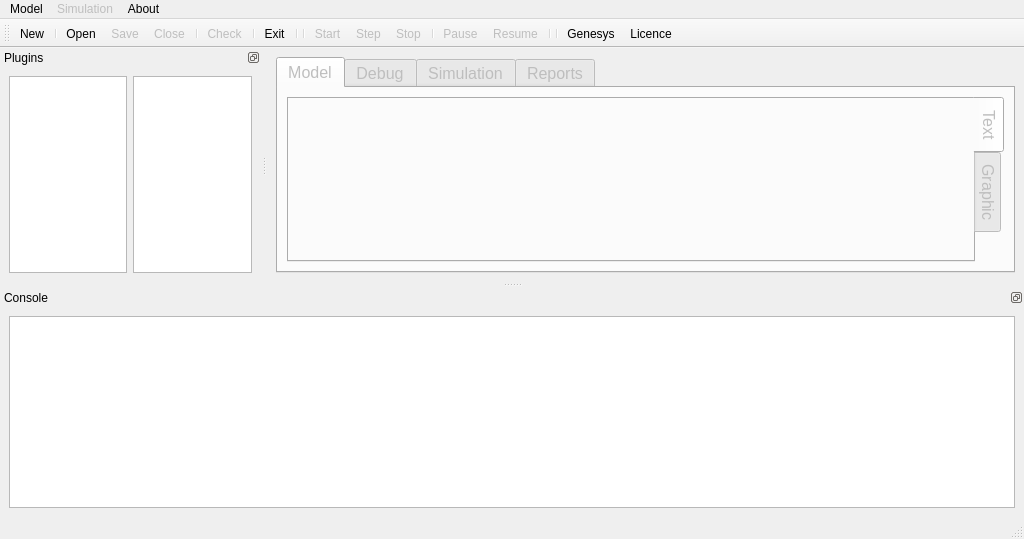
vits-hugs/Genesys-Simulator, file applications/gui/qt/SimpleGUI_QtCreator/SimpleGUI/mainwindow.ui: the form before one commit.
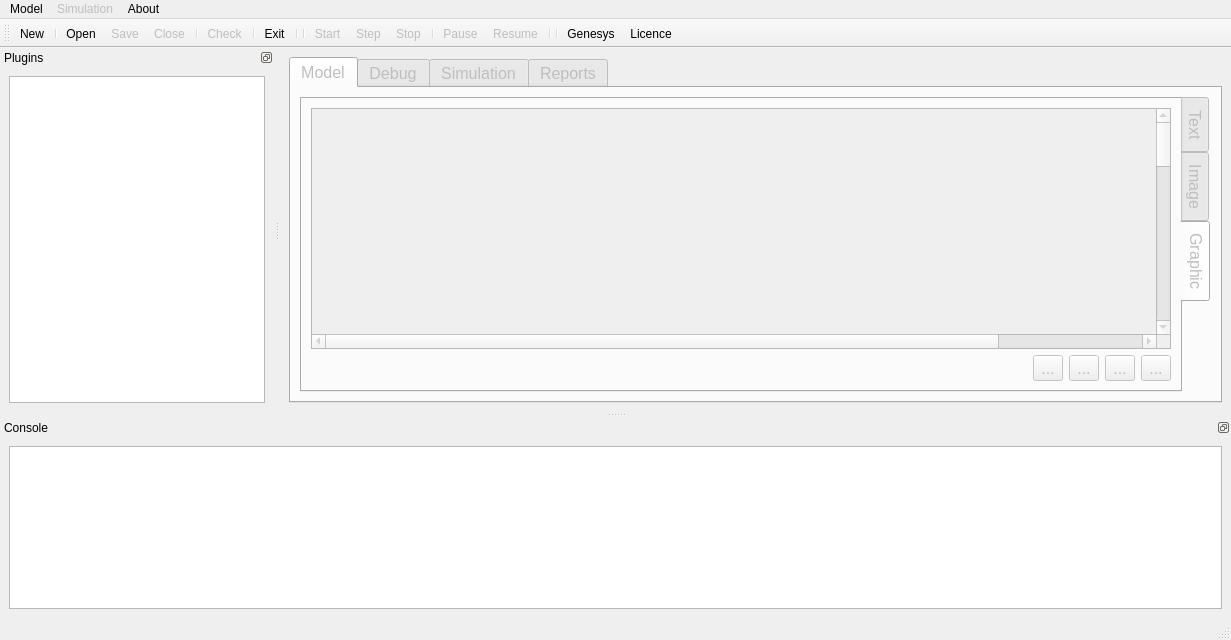
The form after the commit. Icons and pictures are not drawn.

Diff of the .ui file:
```diff
--- a/applications/gui/qt/SimpleGUI_QtCreator/SimpleGUI/mainwindow.ui
+++ b/applications/gui/qt/SimpleGUI_QtCreator/SimpleGUI/mainwindow.ui
@@ -6,8 +6,8 @@
    <rect>
     <x>0</x>
     <y>0</y>
-    <width>1024</width>
-    <height>539</height>
+    <width>1231</width>
+    <height>640</height>
    </rect>
   </property>
   <property name="windowTitle">
@@ -21,8 +21,8 @@
    <bool>true</bool>
   </property>
   <widget class="QWidget" name="centralwidget">
-   <layout class="QVBoxLayout" name="verticalLayout_11">
-    <item>
+   <layout class="QGridLayout" name="gridLayout">
+    <item row="0" column="0">
      <widget class="QTabWidget" name="tabWidgetCentral">
       <property name="enabled">
        <bool>false</bool>
@@ -54,7 +54,7 @@
            <enum>QTabWidget::East</enum>
           </property>
           <property name="currentIndex">
-           <number>0</number>
+           <number>2</number>
           </property>
           <widget class="QWidget" name="tabModelText">
            <attribute name="icon">
@@ -72,7 +72,7 @@
              <normaloff>:/mxgraph/resources/icons/pack4/iconsMxGraph/vertical.png</normaloff>:/mxgraph/resources/icons/pack4/iconsMxGraph/vertical.png</iconset>
            </attribute>
            <attribute name="title">
-            <string>Graphic</string>
+            <string>Image</string>
            </attribute>
            <layout class="QVBoxLayout" name="verticalLayout_6">
             <item>
@@ -189,6 +189,95 @@
             </item>
            </layout>
           </widget>
+          <widget class="QWidget" name="tabModelGraphicEdit">
+           <attribute name="icon">
+            <iconset resource="simpleGUI_resources.qrc">
+             <normaloff>:/icons3/resources/icons/pack3/ico/diagram.ico</normaloff>:/icons3/resources/icons/pack3/ico/diagram.ico</iconset>
+           </attribute>
+           <attribute name="title">
+            <string>Graphic</string>
+           </attribute>
+           <layout class="QVBoxLayout" name="verticalLayout_14">
+            <item>
+             <widget class="QGraphicsView" name="graphicsView">
+              <property name="frameShape">
+               <enum>QFrame::StyledPanel</enum>
+              </property>
+              <property name="lineWidth">
+               <number>2</number>
+              </property>
+              <property name="backgroundBrush">
+               <brush brushstyle="SolidPattern">
+                <color alpha="255">
+                 <red>255</red>
+                 <green>255</green>
+                 <blue>200</blue>
+                </color>
+               </brush>
+              </property>
+              <property name="sceneRect">
+               <rectf>
+                <x>0.000000000000000</x>
+                <y>0.000000000000000</y>
+                <width>1024.000000000000000</width>
+                <height>1024.000000000000000</height>
+               </rectf>
+              </property>
+              <property name="renderHints">
+               <set>QPainter::Antialiasing|QPainter::TextAntialiasing</set>
+              </property>
+              <property name="dragMode">
+               <enum>QGraphicsView::ScrollHandDrag</enum>
+              </property>
+             </widget>
+            </item>
+            <item>
+             <layout class="QHBoxLayout" name="horizontalLayout_5">
+              <item>
+               <spacer name="horizontalSpacer_2">
+                <property name="orientation">
+                 <enum>Qt::Horizontal</enum>
+                </property>
+                <property name="sizeHint" stdset="0">
+                 <size>
+                  <width>40</width>
+                  <height>20</height>
+                 </size>
+                </property>
+               </spacer>
+              </item>
+              <item>
+               <widget class="QToolButton" name="toolButton_3">
+                <property name="text">
+                 <string>...</string>
+                </property>
+               </widget>
+              </item>
+              <item>
+               <widget class="QToolButton" name="toolButton_2">
+                <property name="text">
+                 <string>...</string>
+                </property>
+               </widget>
+              </item>
+              <item>
+               <widget class="QToolButton" name="toolButton">
+                <property name="text">
+                 <string>...</string>
+                </property>
+               </widget>
+              </item>
+              <item>
+               <widget class="QToolButton" name="toolButton_4">
+                <property name="text">
+                 <string>...</string>
+                </property>
+               </widget>
+              </item>
+             </layout>
+            </item>
+           </layout>
+          </widget>
          </widget>
         </item>
        </layout>
@@ -471,7 +560,7 @@
     <rect>
      <x>0</x>
      <y>0</y>
-     <width>1024</width>
+     <width>1231</width>
      <height>24</height>
     </rect>
    </property>
@@ -561,6 +650,12 @@
      <height>109</height>
     </size>
    </property>
+   <property name="maximumSize">
+    <size>
+     <width>524287</width>
+     <height>200</height>
+    </size>
+   </property>
    <property name="baseSize">
     <size>
      <width>100</width>
@@ -630,15 +725,30 @@
    </attribute>
    <widget class="QWidget" name="dockWidgetContentsPlugin">
     <layout class="QHBoxLayout" name="horizontalLayout_2">
-     <item>
-      <widget class="QListWidget" name="listWidget_Plugins"/>
-     </item>
      <item>
       <widget class="QTreeWidget" name="treeWidget_Plugins">
-       <attribute name="headerVisible">
+       <property name="dragEnabled">
+        <bool>true</bool>
+       </property>
+       <property name="dragDropMode">
+        <enum>QAbstractItemView::DragOnly</enum>
+       </property>
+       <property name="alternatingRowColors">
+        <bool>true</bool>
+       </property>
+       <property name="indentation">
+        <number>8</number>
+       </property>
+       <property name="sortingEnabled">
+        <bool>true</bool>
+       </property>
+       <property name="animated">
         <bool>false</bool>
-       </attribute>
-       <attribute name="headerCascadingSectionResizes">
+       </property>
+       <property name="wordWrap">
+        <bool>true</bool>
+       </property>
+       <attribute name="headerVisible">
         <bool>false</bool>
        </attribute>
        <column>
```
Left out of the diff: 64 changed lines with no effect on the pictures.
